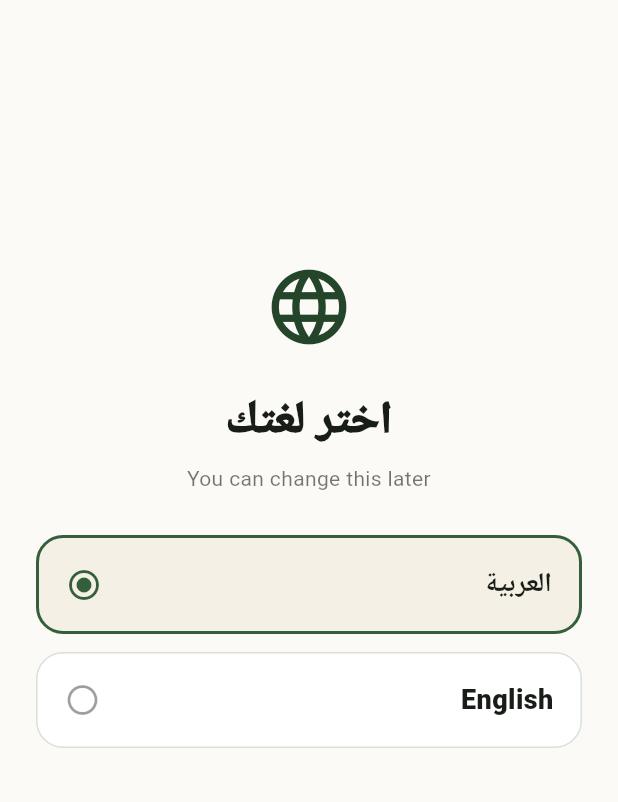
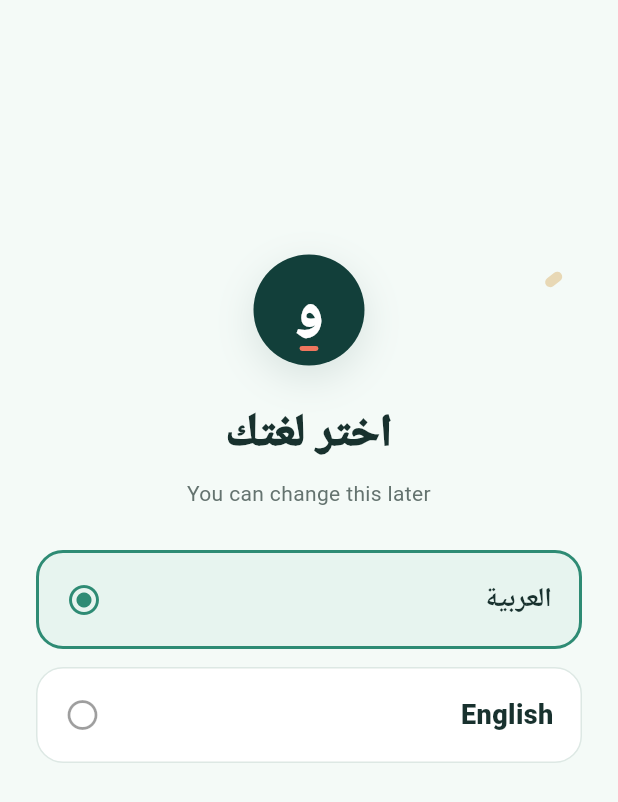
Before and after one commit to elr7aal/wazen-app, a Flutter app: the screen it shows after launch, on a phone screen of 412 x 824 dp. Shown: the top 802 px of the screen. Run offline on Flutter 3.47's test engine with Material 3 defaults, Android fonts, the phone set to English and light mode, and no system bars; our stand-ins replace flutter_secure_storage, image_picker, shared_preferences, speech_to_text; missing offline and left inert: mobile_scanner; network calls fail.

Commit message:
Apply WAZEN Arabic-first visual design system

```diff
--- a/mobile/lib/core/theme.dart
+++ b/mobile/lib/core/theme.dart
@@ -1,59 +1,131 @@
 import 'package:flutter/material.dart';
 
 class WazenTheme {
-  static const green = Color(0xFF355E3B);
-  static const greenDark = Color(0xFF24452A);
-  static const beige = Color(0xFFF5F0E6);
-  static const sand = Color(0xFFE8DCC7);
-  static const gold = Color(0xFFC8A96B);
-  static const ink = Color(0xFF1E2721);
+  static const green = Color(0xFF2E8B74);
+  static const greenDark = Color(0xFF123F3A);
+  static const beige = Color(0xFFF4FAF7);
+  static const sand = Color(0xFFE8D8B5);
+  static const gold = Color(0xFFC7A75A);
+  static const coral = Color(0xFFEF765E);
+  static const ink = Color(0xFF18312E);
+  static const muted = Color(0xFF64736F);
+  static const border = Color(0xFFDDE8E4);
+  static const surface = Color(0xFFFFFFFF);
+  static const mint = Color(0xFFE7F4EF);
 
   static ThemeData light() {
-    final scheme = ColorScheme.fromSeed(
-      seedColor: green,
-      brightness: Brightness.light,
-      surface: const Color(0xFFFBFAF7),
+    const scheme = ColorScheme.light(
+      primary: greenDark,
+      onPrimary: Colors.white,
+      primaryContainer: mint,
+      onPrimaryContainer: greenDark,
+      secondary: green,
+      onSecondary: Colors.white,
+      secondaryContainer: Color(0xFFDDF2EA),
+      onSecondaryContainer: greenDark,
+      tertiary: coral,
+      onTertiary: Colors.white,
+      error: Color(0xFFB94438),
+      onError: Colors.white,
+      surface: surface,
+      onSurface: ink,
+      outline: border,
+      outlineVariant: Color(0xFFEAF1EE),
+      shadow: Color(0x14123F3A),
     );
-    return ThemeData(
-      useMaterial3: true,
-      colorScheme: scheme.copyWith(primary: green, secondary: gold),
-      scaffoldBackgroundColor: const Color(0xFFFBFAF7),
+    final base = ThemeData(useMaterial3: true, colorScheme: scheme);
+    return base.copyWith(
+      scaffoldBackgroundColor: beige,
+      textTheme: base.textTheme.copyWith(
+        headlineLarge: const TextStyle(fontSize: 32, fontWeight: FontWeight.w900, height: 1.18, color: ink),
+        headlineMedium: const TextStyle(fontSize: 27, fontWeight: FontWeight.w900, height: 1.2, color: ink),
+        titleLarge: const TextStyle(fontSize: 21, fontWeight: FontWeight.w800, color: ink),
+        titleMedium: const TextStyle(fontSize: 16, fontWeight: FontWeight.w700, color: ink),
+        bodyLarge: const TextStyle(fontSize: 16, height: 1.5, color: ink),
+        bodyMedium: const TextStyle(fontSize: 14, height: 1.45, color: ink),
+        bodySmall: const TextStyle(fontSize: 12, height: 1.4, color: muted),
+      ),
       appBarTheme: const AppBarTheme(
         backgroundColor: Colors.transparent,
         foregroundColor: ink,
+        surfaceTintColor: Colors.transparent,
         elevation: 0,
         centerTitle: false,
+        titleTextStyle: TextStyle(fontSize: 20, fontWeight: FontWeight.w800, color: ink),
       ),
       cardTheme: CardThemeData(
         elevation: 0,
-        color: Colors.white,
-        shape: RoundedRectangleBorder(borderRadius: BorderRadius.circular(22)),
+        color: surface,
+        surfaceTintColor: Colors.transparent,
+        shape: RoundedRectangleBorder(borderRadius: BorderRadius.circular(24), side: const BorderSide(color: border)),
         margin: EdgeInsets.zero,
       ),
       filledButtonTheme: FilledButtonThemeData(
         style: FilledButton.styleFrom(
-          backgroundColor: green,
+          backgroundColor: greenDark,
           foregroundColor: Colors.white,
+          disabledBackgroundColor: const Color(0xFFB9C8C4),
+          minimumSize: const Size.fromHeight(56),
+          padding: const EdgeInsets.symmetric(horizontal: 20, vertical: 15),
+          textStyle: const TextStyle(fontSize: 16, fontWeight: FontWeight.w800),
+          shape: RoundedRectangleBorder(borderRadius: BorderRadius.circular(18)),
+        ),
+      ),
+      outlinedButtonTheme: OutlinedButtonThemeData(
+        style: OutlinedButton.styleFrom(
+          foregroundColor: greenDark,
           minimumSize: const Size.fromHeight(54),
-          shape: RoundedRectangleBorder(borderRadius: BorderRadius.circular(16)),
+          padding: const EdgeInsets.symmetric(horizontal: 20, vertical: 14),
+          side: const BorderSide(color: Color(0xFFB8CEC7)),
+          textStyle: const TextStyle(fontSize: 15, fontWeight: FontWeight.w700),
+          shape: RoundedRectangleBorder(borderRadius: BorderRadius.circular(18)),
+        ),
+      ),
+      textButtonTheme: TextButtonThemeData(
+        style: TextButton.styleFrom(
+          foregroundColor: greenDark,
+          textStyle: const TextStyle(fontWeight: FontWeight.w700),
+          shape: RoundedRectangleBorder(borderRadius: BorderRadius.circular(14)),
         ),
       ),
       inputDecorationTheme: InputDecorationTheme(
         filled: true,
-        fillColor: Colors.white,
-        border: OutlineInputBorder(
-          borderRadius: BorderRadius.circular(16),
-          borderSide: BorderSide.none,
-        ),
-        enabledBorder: OutlineInputBorder(
-          borderRadius: BorderRadius.circular(16),
-          borderSide: const BorderSide(color: Color(0xFFE8E8E2)),
-        ),
-        focusedBorder: OutlineInputBorder(
-          borderRadius: BorderRadius.circular(16),
-          borderSide: const BorderSide(color: green, width: 1.4),
-        ),
+        fillColor: surface,
+        contentPadding: const EdgeInsets.symmetric(horizontal: 17, vertical: 17),
+        labelStyle: const TextStyle(color: muted),
+        floatingLabelStyle: const TextStyle(color: greenDark, fontWeight: FontWeight.w700),
+        border: OutlineInputBorder(borderRadius: BorderRadius.circular(18), borderSide: const BorderSide(color: border)),
+        enabledBorder: OutlineInputBorder(borderRadius: BorderRadius.circular(18), borderSide: const BorderSide(color: border)),
+        focusedBorder: OutlineInputBorder(borderRadius: BorderRadius.circular(18), borderSide: const BorderSide(color: green, width: 1.6)),
+        errorBorder: OutlineInputBorder(borderRadius: BorderRadius.circular(18), borderSide: const BorderSide(color: coral)),
       ),
+      navigationBarTheme: NavigationBarThemeData(
+        height: 72,
+        elevation: 0,
+        backgroundColor: surface,
+        indicatorColor: mint,
+        labelTextStyle: WidgetStateProperty.resolveWith((states) => TextStyle(
+          fontSize: 11,
+          fontWeight: states.contains(WidgetState.selected) ? FontWeight.w800 : FontWeight.w600,
+          color: states.contains(WidgetState.selected) ? greenDark : muted,
+        )),
+        iconTheme: WidgetStateProperty.resolveWith((states) => IconThemeData(color: states.contains(WidgetState.selected) ? greenDark : muted)),
+      ),
+      chipTheme: base.chipTheme.copyWith(
+        backgroundColor: mint,
+        side: BorderSide.none,
+        shape: RoundedRectangleBorder(borderRadius: BorderRadius.circular(12)),
+        labelStyle: const TextStyle(color: greenDark, fontWeight: FontWeight.w600),
+      ),
+      dividerTheme: const DividerThemeData(color: border, thickness: 1),
+      dialogTheme: DialogThemeData(backgroundColor: surface, surfaceTintColor: Colors.transparent, shape: RoundedRectangleBorder(borderRadius: BorderRadius.circular(26))),
+      snackBarTheme: SnackBarThemeData(
+        backgroundColor: greenDark,
+        contentTextStyle: const TextStyle(color: Colors.white),
+        behavior: SnackBarBehavior.floating,
+        shape: RoundedRectangleBorder(borderRadius: BorderRadius.circular(16)),
+      ),
+      progressIndicatorTheme: const ProgressIndicatorThemeData(color: green, linearTrackColor: mint),
     );
   }
 }
--- a/mobile/lib/screens/intro_flow_screen.dart
+++ b/mobile/lib/screens/intro_flow_screen.dart
@@ -3,6 +3,7 @@ import 'package:flutter/material.dart';
 import '../core/theme.dart';
 import '../services/app_preferences.dart';
 import '../services/api_client.dart';
+import '../widgets/wazen_brand.dart';
 import 'auth_screen.dart';
 
 class IntroFlowScreen extends StatefulWidget {
@@ -97,17 +98,13 @@ class _IntroFlowScreenState extends State<IntroFlowScreen> {
       child:SafeArea(child:Column(
         mainAxisAlignment:MainAxisAlignment.center,
         children:[
-          Container(
-            width:92,height:92,
-            decoration:BoxDecoration(color:WazenTheme.greenDark,borderRadius:BorderRadius.circular(28)),
-            child:const Icon(Icons.eco_rounded,color:Colors.white,size:52),
-          ),
+          const WazenBrandMark(size:96),
           const SizedBox(height:24),
-          const Text('WAZEN',style:TextStyle(fontSize:34,fontWeight:FontWeight.w900,letterSpacing:7,color:WazenTheme.greenDark)),
+          const Text('WAZEN',style:TextStyle(fontSize:29,fontWeight:FontWeight.w900,letterSpacing:7,color:WazenTheme.greenDark)),
           const SizedBox(height:4),
           const Text('وازن',style:TextStyle(fontSize:30,fontWeight:FontWeight.w900)),
           const SizedBox(height:12),
-          const Text('المناسب لك، الآن.',style:TextStyle(fontSize:18,color:Colors.black54)),
+          const Text('المناسب لك، الآن.',style:TextStyle(fontSize:18,color:WazenTheme.muted)),
         ],
       )),
     ),
@@ -118,11 +115,11 @@ class _IntroFlowScreenState extends State<IntroFlowScreen> {
       padding:const EdgeInsets.all(24),
       child:Column(crossAxisAlignment:CrossAxisAlignment.stretch,children:[
         const Spacer(),
-        const Icon(Icons.language_rounded,size:60,color:WazenTheme.greenDark),
+        const WazenBrandMark(size:74),
         const SizedBox(height:24),
         const Text('اختر لغتك',textAlign:TextAlign.center,style:TextStyle(fontSize:30,fontWeight:FontWeight.w900)),
         const SizedBox(height:6),
-        const Text('You can change this later',textAlign:TextAlign.center,style:TextStyle(color:Colors.black54)),
+        const Text('You can change this later',textAlign:TextAlign.center,style:TextStyle(color:WazenTheme.muted)),
         const SizedBox(height:28),
         _languageTile('العربية','ar'),
         const SizedBox(height:12),
@@ -140,8 +137,8 @@ class _IntroFlowScreenState extends State<IntroFlowScreen> {
       child:Container(
         padding:const EdgeInsets.symmetric(horizontal:18,vertical:18),
         decoration:BoxDecoration(
-          color:selected?WazenTheme.beige:Colors.white,
-          border:Border.all(color:selected?WazenTheme.green:const Color(0xFFDADFDA),width:selected?2:1),
+          color:selected?WazenTheme.mint:Colors.white,
+          border:Border.all(color:selected?WazenTheme.green:WazenTheme.border,width:selected?2:1),
           borderRadius:BorderRadius.circular(18),
         ),
         child:Row(children:[
@@ -159,8 +156,15 @@ class _IntroFlowScreenState extends State<IntroFlowScreen> {
         const Spacer(),
         Container(
           height:220,
-          decoration:BoxDecoration(color:WazenTheme.beige,borderRadius:BorderRadius.circular(32)),
-          child:const Icon(Icons.ramen_dining_rounded,size:110,color:WazenTheme.greenDark),
+          decoration:BoxDecoration(
+            gradient:const LinearGradient(begin:Alignment.topRight,end:Alignment.bottomLeft,colors:[WazenTheme.greenDark,Color(0xFF23675B)]),
+            borderRadius:BorderRadius.circular(32),
+          ),
+          child:Stack(alignment:Alignment.center,children:[
+            Positioned(top:24,right:24,child:Container(width:52,height:52,decoration:const BoxDecoration(color:Color(0x33FFFFFF),shape:BoxShape.circle))),
+            const Icon(Icons.ramen_dining_rounded,size:106,color:Colors.white),
+            const Positioned(bottom:22,left:24,child:WazenBrandMark(size:46,light:true)),
+          ]),
         ),
         const SizedBox(height:28),
         Text(
@@ -172,7 +176,7 @@ class _IntroFlowScreenState extends State<IntroFlowScreen> {
           arabic
             ?'وازن يساعدك تعرف ماذا تأكل وتشتري بناءً على هدفك، ذوقك، نشاطك وما هو متوفر حولك.'
             :'WAZEN helps you decide what to eat and buy based on your goal, taste, activity and what is available around you.',
-          style:const TextStyle(fontSize:16,color:Colors.black54,height:1.55),
+          style:const TextStyle(fontSize:16,color:WazenTheme.muted,height:1.55),
         ),
         const Spacer(),
         FilledButton(
@@ -197,7 +201,7 @@ class _IntroFlowScreenState extends State<IntroFlowScreen> {
       child:Column(crossAxisAlignment:CrossAxisAlignment.stretch,children:[
         Text(arabic?'أنشئ حسابك':'Create your account',style:const TextStyle(fontSize:30,fontWeight:FontWeight.w900)),
         const SizedBox(height:8),
-        Text(arabic?'اختر الطريقة المناسبة لك.':'Choose the method that works for you.',style:const TextStyle(color:Colors.black54)),
+        Text(arabic?'اختر الطريقة المناسبة لك.':'Choose the method that works for you.',style:const TextStyle(color:WazenTheme.muted)),
         const SizedBox(height:28),
         if(capabilitiesLoading)
           const Padding(
--- /dev/null
+++ b/mobile/lib/widgets/wazen_brand.dart
@@ -0,0 +1,55 @@
+import 'package:flutter/material.dart';
+import '../core/theme.dart';
+
+class WazenBrandMark extends StatelessWidget {
+  final double size;
+  final bool light;
+  const WazenBrandMark({super.key, this.size = 64, this.light = false});
+
+  @override
+  Widget build(BuildContext context) {
+    final background = light ? Colors.white : WazenTheme.greenDark;
+    final foreground = light ? WazenTheme.greenDark : Colors.white;
+    return Semantics(
+      label: 'وازن', image: true,
+      child: Container(
+        width: size, height: size,
+        decoration: BoxDecoration(
+          color: background, shape: BoxShape.circle,
+          border: light ? Border.all(color: WazenTheme.border) : null,
+          boxShadow: const [BoxShadow(color: Color(0x1F123F3A), blurRadius: 22, offset: Offset(0, 8))],
+        ),
+        child: Stack(alignment: Alignment.center, children: [
+          Text('و', style: TextStyle(color: foreground, fontSize: size * .52, fontWeight: FontWeight.w900, height: 1)),
+          Positioned(top: size * .18, right: size * .17, child: Transform.rotate(
+            angle: -.65,
+            child: Container(width: size * .17, height: size * .09, decoration: BoxDecoration(color: WazenTheme.sand, borderRadius: BorderRadius.circular(size))),
+          )),
+          Positioned(bottom: size * .13, child: Container(
+            width: size * .17, height: size * .045,
+            decoration: BoxDecoration(color: WazenTheme.coral, borderRadius: BorderRadius.circular(size)),
+          )),
+        ]),
+      ),
+    );
+  }
+}
+
+class WazenWordmark extends StatelessWidget {
+  final bool compact;
+  final MainAxisAlignment alignment;
+  const WazenWordmark({super.key, this.compact = false, this.alignment = MainAxisAlignment.center});
+
+  @override
+  Widget build(BuildContext context) => Row(
+    mainAxisSize: MainAxisSize.min, mainAxisAlignment: alignment,
+    children: [
+      WazenBrandMark(size: compact ? 36 : 56),
+      SizedBox(width: compact ? 10 : 14),
+      Column(crossAxisAlignment: CrossAxisAlignment.start, mainAxisSize: MainAxisSize.min, children: [
+        Text('وازن', style: TextStyle(fontSize: compact ? 19 : 27, fontWeight: FontWeight.w900, color: WazenTheme.greenDark, height: 1.05)),
+        Text('WAZEN', style: TextStyle(fontSize: compact ? 9 : 11, fontWeight: FontWeight.w800, letterSpacing: compact ? 2.2 : 3.4, color: WazenTheme.green)),
+      ]),
+    ],
+  );
+}
```
Also changed, not shown: mobile/lib/screens/auth_screen.dart (+11 -11 lines), mobile/lib/screens/home_screen.dart (+21 -7 lines), mobile/lib/widgets/recommendation_card.dart (+5 -5 lines), mobile/lib/widgets/wazen_ring.dart (+11 -8 lines), 1 other file.
